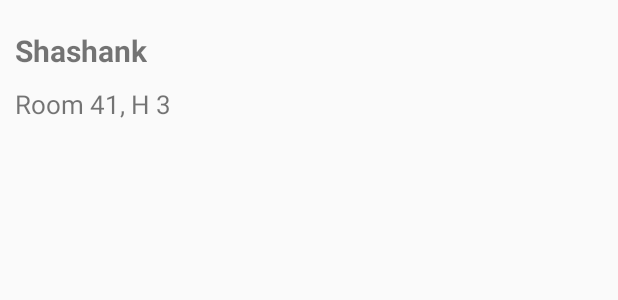
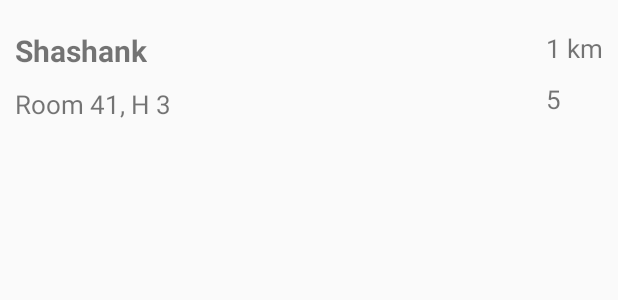
Before and after one commit to bhagat95/ServeEasyAndroid, an Android app: the layout requests_adapter.xml on its own in the app's theme, with its tools: preview values and no code run, on a phone screen of 412 x 824 dp. Shown: the top 300 px of the screen. Run offline under Robolectric (Android 15) with nearby library versions, the phone set to English and light mode, and no system bars; network calls fail.

```diff
--- a/app/src/main/java/com/example/bhagat/finalyear/MainActivity.java
+++ b/app/src/main/java/com/example/bhagat/finalyear/MainActivity.java
@@ -57,7 +57,7 @@ public class MainActivity extends AppCompatActivity {
         mtabs.setViewPager(mpager);
 
         //startActivity(new Intent(MainActivity.this,Registration.class));
-        startActivity(new Intent(MainActivity.this, NearbyServices.class));
+        //startActivity(new Intent(MainActivity.this, NearbyServices.class));
     }
 
     @Override
--- a/app/src/main/java/com/example/bhagat/finalyear/UserDetails.java
+++ b/app/src/main/java/com/example/bhagat/finalyear/UserDetails.java
@@ -6,8 +6,9 @@ package com.example.bhagat.finalyear;
 public class UserDetails {
     private static UserDetails ourInstance = new UserDetails();
 
-    String url = "http://192.168.109.41/";
-    String consumerId = "123";
+    public String url = "http://192.168.109.41/";
+    public String consumerId = "123";
+    public String providerId = "6";
 
     public static UserDetails getInstance() {
         return ourInstance;
--- a/app/src/main/res/layout/requests_adapter.xml
+++ b/app/src/main/res/layout/requests_adapter.xml
@@ -15,10 +15,11 @@
         android:layout_width="wrap_content"
         android:layout_height="wrap_content"
         android:orientation="vertical"
-        android:layout_margin="10dp">
+        android:layout_margin="10dp"
+        android:layout_weight="1">
         <!--android:layout_weight="2"   android:layout_width="0dp"-->
         <TextView
-            android:id="@+id/user_name"
+            android:id="@+id/consumer"
             android:layout_width="wrap_content"
             android:layout_height="wrap_content"
             android:text="Shashank"
@@ -28,7 +29,7 @@
         <!--android:layout_gravity="center_horizontal"-->
 
         <TextView
-            android:id="@+id/address"
+            android:id="@+id/category"
             android:layout_width="wrap_content"
             android:layout_height="wrap_content"
             android:text="Room 41, H 3"
@@ -39,4 +40,34 @@
 
     </LinearLayout>
 
+
+
+    <LinearLayout
+        android:layout_width="wrap_content"
+        android:layout_height="wrap_content"
+        android:orientation="vertical"
+        android:layout_margin="10dp">
+        <!--android:layout_weight="2"   android:layout_width="0dp"-->
+        <TextView
+            android:id="@+id/distance"
+            android:layout_width="wrap_content"
+            android:layout_height="wrap_content"
+            android:text="1 km"
+            android:textSize="17dp"
+            android:layout_marginTop="10dp"/>
+        <!--android:layout_gravity="center_horizontal"-->
+
+        <TextView
+            android:id="@+id/quantity"
+            android:layout_width="wrap_content"
+            android:layout_height="wrap_content"
+            android:text="5"
+            android:textSize="17dp"
+            android:layout_marginTop="10dp"/>
+        <!--android:layout_gravity="center_horizontal"-->
+
+
+    </LinearLayout>
+
+
 </LinearLayout>
```
Also changed, not shown: app/src/main/java/com/example/bhagat/finalyear/RequestsAdapter.java (+20 -1 lines), app/src/main/java/layout/ActiveRequests.java (+72 -5 lines), app/src/main/java/layout/PendingRequests.java (+132 -1 lines), app/src/main/res/layout/fragment_pending_requests.xml (+12 -8 lines).
